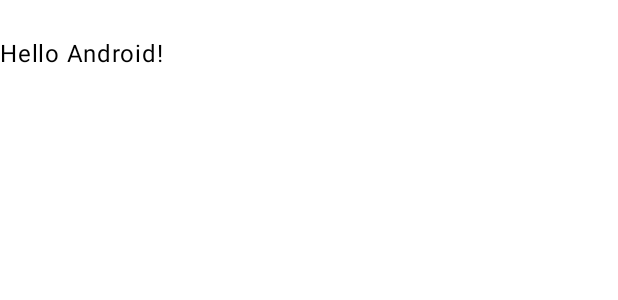
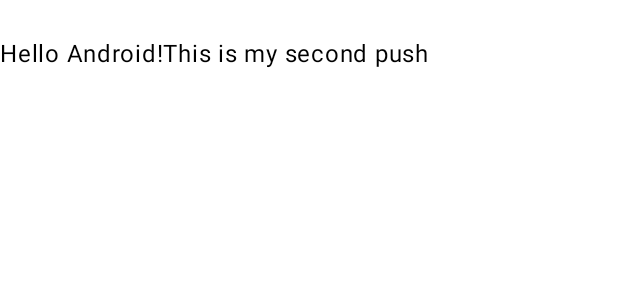
Before and after one commit to kateringerero/Katherine-Guerrero-block6-activity1, an Android app built with Jetpack Compose: the @Preview function GreetingPreview, on a phone screen of 412 x 824 dp. Shown: the top 300 px of the screen. Run offline under Robolectric (Android 15) with nearby library versions, the phone set to English and light mode, and no system bars.

Commit message:
Second commit

```diff
--- a/app/src/main/java/com/guerrero/katherine/block6/p1/quiz/MainActivity.kt
+++ b/app/src/main/java/com/guerrero/katherine/block6/p1/quiz/MainActivity.kt
@@ -22,7 +22,7 @@ class MainActivity : ComponentActivity() {
                     modifier = Modifier.fillMaxSize(),
                     color = MaterialTheme.colorScheme.background
                 ) {
-                    Greeting("Android")
+                    Greeting("Sir Jan")
                 }
             }
         }
@@ -32,7 +32,9 @@ class MainActivity : ComponentActivity() {
 @Composable
 fun Greeting(name: String, modifier: Modifier = Modifier) {
     Text(
-        text = "\nHello $name!",
+        text = "\nHello $name!" +
+                "This is my second push" +
+                "",
         modifier = modifier
     )
 }
```
